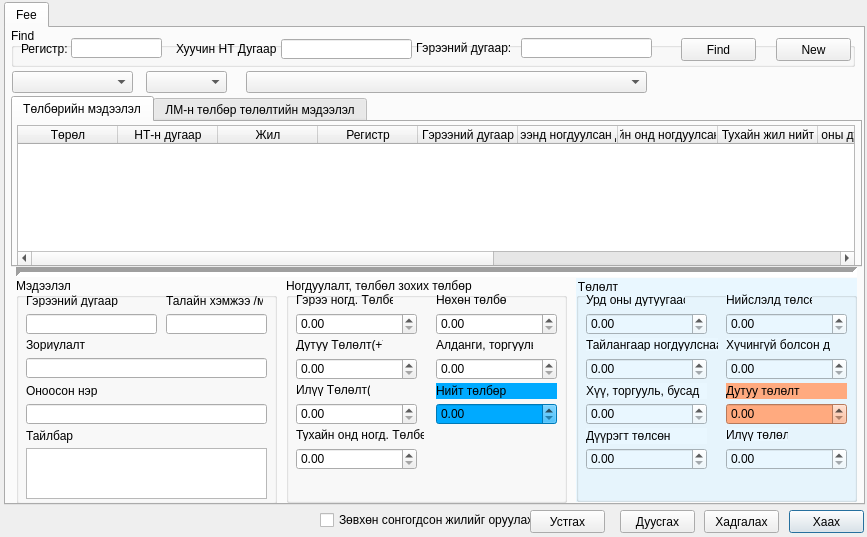
This is view/ParcelInfoFeeDialog.ui in teamlm2/lm2_mgis as Qt 5 draws it before an edit. The edited form follows.
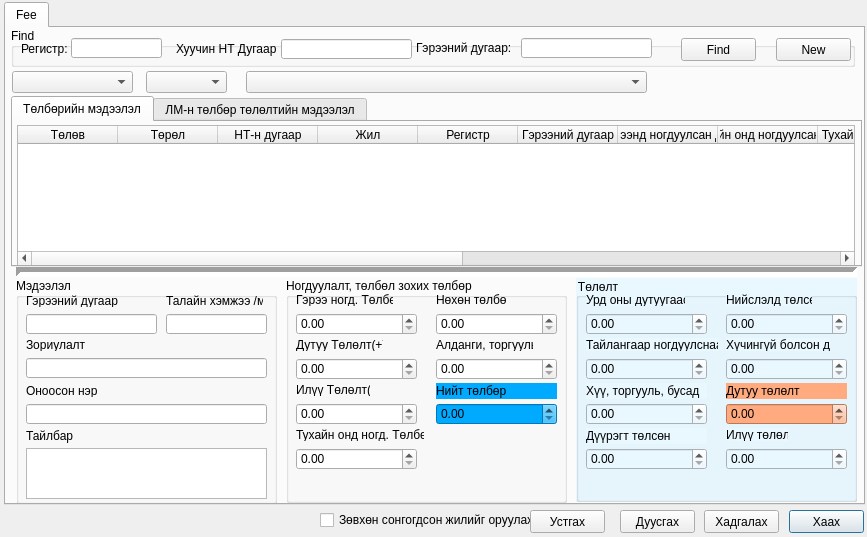
This is the edited form. Icons and pictures are not drawn.

```diff
--- a/view/ParcelInfoFeeDialog.ui
+++ b/view/ParcelInfoFeeDialog.ui
@@ -757,6 +757,11 @@
        <property name="sortingEnabled">
         <bool>true</bool>
        </property>
+       <column>
+        <property name="text">
+         <string>Төлөв</string>
+        </property>
+       </column>
        <column>
         <property name="text">
          <string>Төрөл</string>
```
